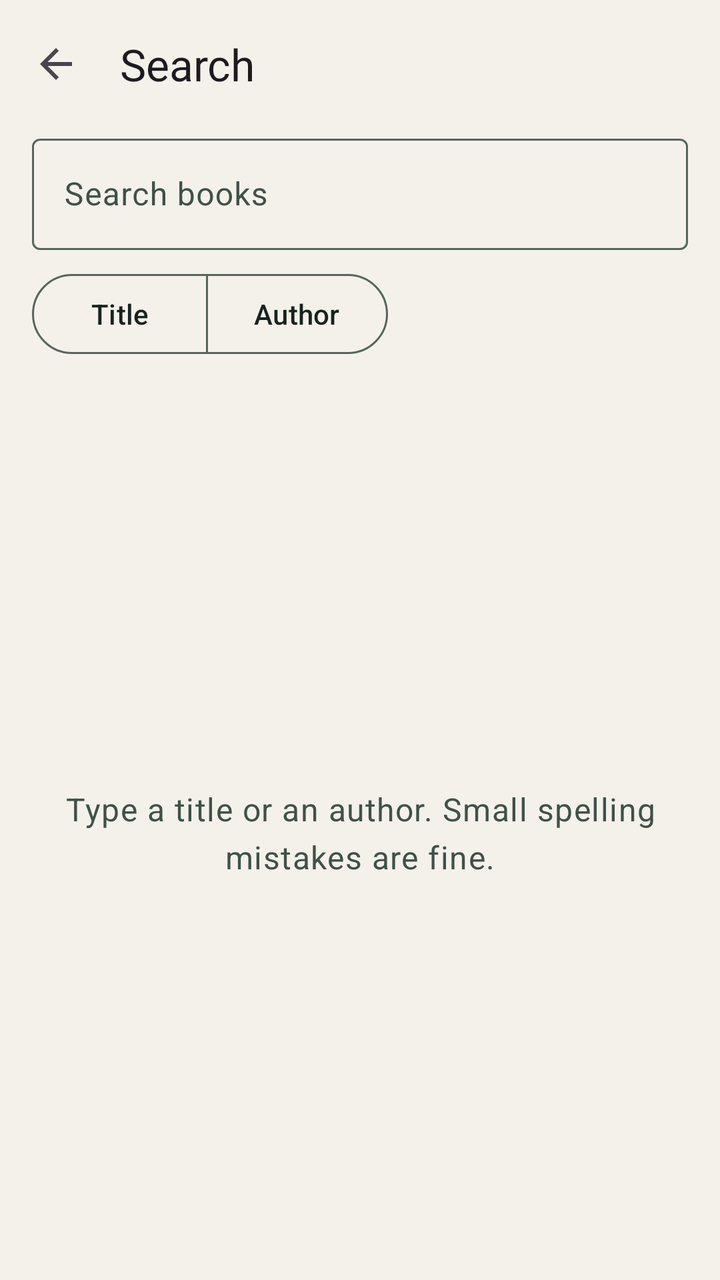
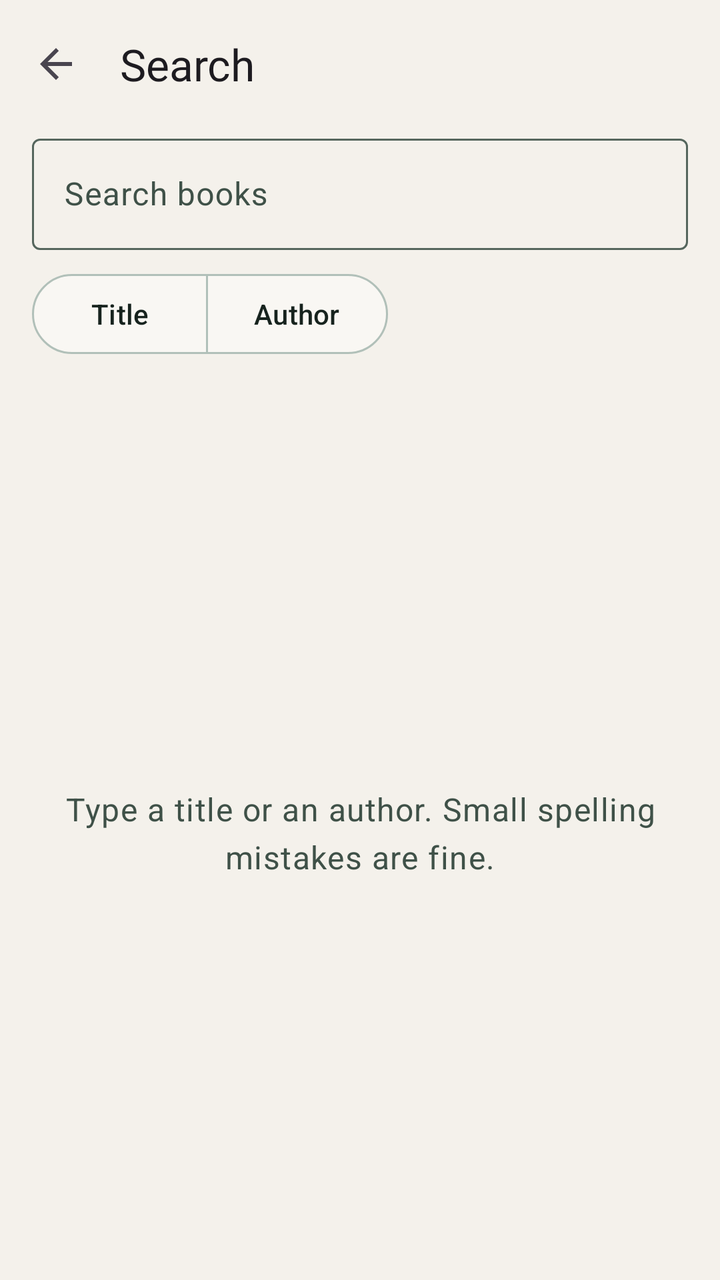

The first picture is an Android layout as it rendered before a commit; the second is the same layout after the commit. The layout source and the unified diff follow.
<!-- AndroidManifest.xml: application theme Theme.FreeLibrary -->
<!-- res/layout/fragment_search.xml -->
<?xml version="1.0" encoding="utf-8"?>
<LinearLayout xmlns:android="http://schemas.android.com/apk/res/android"
    xmlns:app="http://schemas.android.com/apk/res-auto"
    xmlns:tools="http://schemas.android.com/tools"
    android:id="@+id/searchRoot"
    android:layout_width="match_parent"
    android:layout_height="match_parent"
    android:orientation="vertical">

    <com.google.android.material.appbar.MaterialToolbar
        android:id="@+id/searchToolbar"
        android:layout_width="match_parent"
        android:layout_height="?attr/actionBarSize"
        app:navigationContentDescription="@string/back"
        app:navigationIcon="?attr/homeAsUpIndicator"
        app:title="@string/search_title"
        app:titleTextAppearance="@style/TextAppearance.FreeLibrary.TitleLarge" />

    <com.google.android.material.textfield.TextInputLayout
        style="@style/Widget.Material3.TextInputLayout.OutlinedBox"
        android:layout_width="match_parent"
        android:layout_height="wrap_content"
        android:layout_marginStart="@dimen/spacing_m"
        android:layout_marginEnd="@dimen/spacing_m"
        android:hint="@string/search_hint"
        app:endIconMode="clear_text">

        <com.google.android.material.textfield.TextInputEditText
            android:id="@+id/searchQuery"
            android:layout_width="match_parent"
            android:layout_height="wrap_content"
            android:imeOptions="actionSearch"
            android:importantForAutofill="no"
            android:inputType="text"
            android:maxLines="1" />

    </com.google.android.material.textfield.TextInputLayout>

    <com.google.android.material.button.MaterialButtonToggleGroup
        android:id="@+id/searchScope"
        android:layout_width="wrap_content"
        android:layout_height="wrap_content"
        android:layout_marginStart="@dimen/spacing_m"
        android:layout_marginTop="@dimen/spacing_s"
        android:layout_marginEnd="@dimen/spacing_m"
        app:selectionRequired="true"
        app:singleSelection="true">

        <com.google.android.material.button.MaterialButton
            android:id="@+id/searchScopeTitle"
            style="@style/Widget.Material3.Button.OutlinedButton"
            android:layout_width="wrap_content"
            android:layout_height="wrap_content"
            android:text="@string/search_scope_title" />

        <com.google.android.material.button.MaterialButton
            android:id="@+id/searchScopeAuthor"
            style="@style/Widget.Material3.Button.OutlinedButton"
            android:layout_width="wrap_content"
            android:layout_height="wrap_content"
            android:text="@string/search_scope_author" />

    </com.google.android.material.button.MaterialButtonToggleGroup>

    <com.google.android.material.progressindicator.LinearProgressIndicator
        android:id="@+id/searchProgress"
        android:layout_width="match_parent"
        android:layout_height="wrap_content"
        android:layout_marginTop="@dimen/spacing_s"
        android:indeterminate="true"
        android:visibility="invisible" />

    <FrameLayout
        android:layout_width="match_parent"
        android:layout_height="0dp"
        android:layout_weight="1">

        <androidx.recyclerview.widget.RecyclerView
            android:id="@+id/searchResults"
            android:layout_width="match_parent"
            android:layout_height="match_parent"
            android:clipToPadding="false"
            android:paddingBottom="@dimen/spacing_m"
            app:layoutManager="androidx.recyclerview.widget.LinearLayoutManager"
            tools:listitem="@layout/item_search_result" />

        <TextView
            android:id="@+id/searchMessage"
            android:layout_width="match_parent"
            android:layout_height="wrap_content"
            android:layout_gravity="center"
            android:gravity="center"
            android:padding="@dimen/spacing_m"
            android:text="@string/search_idle"
            android:textAppearance="?attr/textAppearanceBodyLarge"
            android:textColor="?attr/colorOnSurfaceVariant" />

    </FrameLayout>

</LinearLayout>
<!-- res/layout/item_search_result.xml (included above) -->
<?xml version="1.0" encoding="utf-8"?>
<LinearLayout xmlns:android="http://schemas.android.com/apk/res/android"
    android:layout_width="match_parent"
    android:layout_height="wrap_content"
    android:foreground="?attr/selectableItemBackground"
    android:clickable="true"
    android:focusable="true"
    android:minHeight="56dp"
    android:orientation="vertical"
    android:paddingStart="@dimen/spacing_m"
    android:paddingTop="@dimen/spacing_s"
    android:paddingEnd="@dimen/spacing_m"
    android:paddingBottom="@dimen/spacing_s">

    <TextView
        android:id="@+id/searchResultTitle"
        android:layout_width="match_parent"
        android:layout_height="wrap_content"
        android:ellipsize="end"
        android:maxLines="2"
        android:textAppearance="?attr/textAppearanceTitleMedium"
        android:textColor="?attr/colorOnSurface" />

    <TextView
        android:id="@+id/searchResultAuthors"
        android:layout_width="match_parent"
        android:layout_height="wrap_content"
        android:ellipsize="end"
        android:maxLines="1"
        android:textAppearance="?attr/textAppearanceBodyMedium"
        android:textColor="?attr/colorOnSurfaceVariant" />

</LinearLayout>
<!-- resources referenced by this layout -->
<resources>
  <dimen name="spacing_m">16dp</dimen>
  <dimen name="spacing_s">8dp</dimen>
  <string name="back">Back</string>
  <string name="search_hint">Search books</string>
  <string name="search_idle">Type a title or an author. Small spelling mistakes are fine.</string>
  <string name="search_scope_author">Author</string>
  <string name="search_scope_title">Title</string>
  <string name="search_title">Search</string>
  <style name="TextAppearance.FreeLibrary.TitleLarge" parent="TextAppearance.Material3.TitleLarge">
          <item name="fontFamily">@font/literata_medium</item>
          <item name="android:fontFamily">@font/literata_medium</item>
      </style>
  <color name="md_primary">#0D4C3C</color>
  <color name="md_on_primary">#F4F1EB</color>
  <color name="md_primary_container">#BFD7A6</color>
  <color name="md_on_primary_container">#0A3A2E</color>
  <color name="md_primary_inverse">#A9CC8A</color>
  <color name="md_secondary">#2D5A4A</color>
  <color name="md_on_secondary">#F4F1EB</color>
  <color name="md_secondary_container">#7AA05A</color>
  <color name="md_on_secondary_container">#17231E</color>
  <color name="md_background">#F4F1EB</color>
  <color name="md_on_background">#17231E</color>
  <color name="md_surface">#F4F1EB</color>
  <color name="md_on_surface">#17231E</color>
  <color name="md_surface_variant">#D8E3CB</color>
  <color name="md_on_surface_variant">#3F5148</color>
  <color name="md_surface_inverse">#17231E</color>
  <color name="md_on_surface_inverse">#F4F1EB</color>
  <color name="md_surface_container_lowest">#F8F8F0</color>
  <color name="md_surface_container_low">#E9EEDF</color>
  <color name="md_surface_container">#DFE8D3</color>
  <color name="md_surface_container_high">#D5E2C7</color>
  <color name="md_surface_container_highest">#CADBBB</color>
  <color name="md_error">#BA1A1A</color>
  <color name="md_on_error">#FFFFFF</color>
  <color name="md_error_container">#FFDAD6</color>
  <color name="md_on_error_container">#410002</color>
  <color name="md_outline">#55665D</color>
  <color name="md_outline_variant">#B5C4A5</color>
  <style name="Widget.FreeLibrary.Toolbar" parent="Widget.Material3.Toolbar">
          <item name="android:background">@android:color/transparent</item>
      </style>
  <style name="TextAppearance.FreeLibrary.HeadlineLarge" parent="TextAppearance.Material3.HeadlineLarge">
          <item name="fontFamily">@font/literata_semibold</item>
          <item name="android:fontFamily">@font/literata_semibold</item>
      </style>
  <style name="TextAppearance.FreeLibrary.HeadlineSmall" parent="TextAppearance.Material3.HeadlineSmall">
          <item name="fontFamily">@font/literata_semibold</item>
          <item name="android:fontFamily">@font/literata_semibold</item>
      </style>
  <!-- unchanged entries left out for length: 2 -->
</resources>

<!-- the commit's change to res/layout/fragment_search.xml (unified diff, before → after) -->
@@ -48,14 +48,14 @@
 
         <com.google.android.material.button.MaterialButton
             android:id="@+id/searchScopeTitle"
-            style="@style/Widget.Material3.Button.OutlinedButton"
+            style="@style/Widget.FreeLibrary.Button.Glass"
             android:layout_width="wrap_content"
             android:layout_height="wrap_content"
             android:text="@string/search_scope_title" />
 
         <com.google.android.material.button.MaterialButton
             android:id="@+id/searchScopeAuthor"
-            style="@style/Widget.Material3.Button.OutlinedButton"
+            style="@style/Widget.FreeLibrary.Button.Glass"
             android:layout_width="wrap_content"
             android:layout_height="wrap_content"
             android:text="@string/search_scope_author" />
@@ -103,15 +103,16 @@
 <LinearLayout xmlns:android="http://schemas.android.com/apk/res/android"
     android:layout_width="match_parent"
     android:layout_height="wrap_content"
-    android:foreground="?attr/selectableItemBackground"
+    android:layout_marginStart="@dimen/spacing_m"
+    android:layout_marginTop="@dimen/spacing_xs"
+    android:layout_marginEnd="@dimen/spacing_m"
+    android:layout_marginBottom="@dimen/spacing_xs"
+    android:background="@drawable/bg_glass_card"
     android:clickable="true"
     android:focusable="true"
     android:minHeight="56dp"
     android:orientation="vertical"
-    android:paddingStart="@dimen/spacing_m"
-    android:paddingTop="@dimen/spacing_s"
-    android:paddingEnd="@dimen/spacing_m"
-    android:paddingBottom="@dimen/spacing_s">
+    android:padding="@dimen/spacing_m">
 
     <TextView
         android:id="@+id/searchResultTitle"
<!-- resource entries referenced after the edit -->
@@ -2,6 +2,24 @@
 <resources>
   <dimen name="spacing_m">16dp</dimen>
   <dimen name="spacing_s">8dp</dimen>
+  <dimen name="spacing_xs">4dp</dimen>
+  <!-- drawable bg_glass_card (drawable) -->
+  <?xml version="1.0" encoding="utf-8"?>
+  <ripple xmlns:android="http://schemas.android.com/apk/res/android"
+      android:color="?attr/colorControlHighlight">
+      <item>
+          <shape android:shape="rectangle">
+              <gradient
+                  android:angle="270"
+                  android:endColor="@color/glass_fill_bottom"
+                  android:startColor="@color/glass_fill_top" />
+              <stroke
+                  android:width="1dp"
+                  android:color="@color/glass_border" />
+              <corners android:radius="16dp" />
+          </shape>
+      </item>
+  </ripple>
   <string name="back">Back</string>
   <string name="search_hint">Search books</string>
   <string name="search_idle">Type a title or an author. Small spelling mistakes are fine.</string>
@@ -12,6 +30,14 @@
           <item name="fontFamily">@font/literata_medium</item>
           <item name="android:fontFamily">@font/literata_medium</item>
       </style>
+  <style name="Widget.FreeLibrary.Button.Glass" parent="Widget.Material3.Button.OutlinedButton">
+          <item name="backgroundTint">@color/glass_button_fill_selector</item>
+          <item name="strokeColor">@color/glass_border</item>
+          <item name="strokeWidth">1dp</item>
+      </style>
+  <color name="glass_fill_bottom">#5CC9DAB8</color>
+  <color name="glass_fill_top">#D9FFFFFF</color>
+  <color name="glass_border">#592D5A4A</color>
   <color name="md_primary">#0D4C3C</color>
   <color name="md_on_primary">#F4F1EB</color>
   <color name="md_primary_container">#BFD7A6</color>
